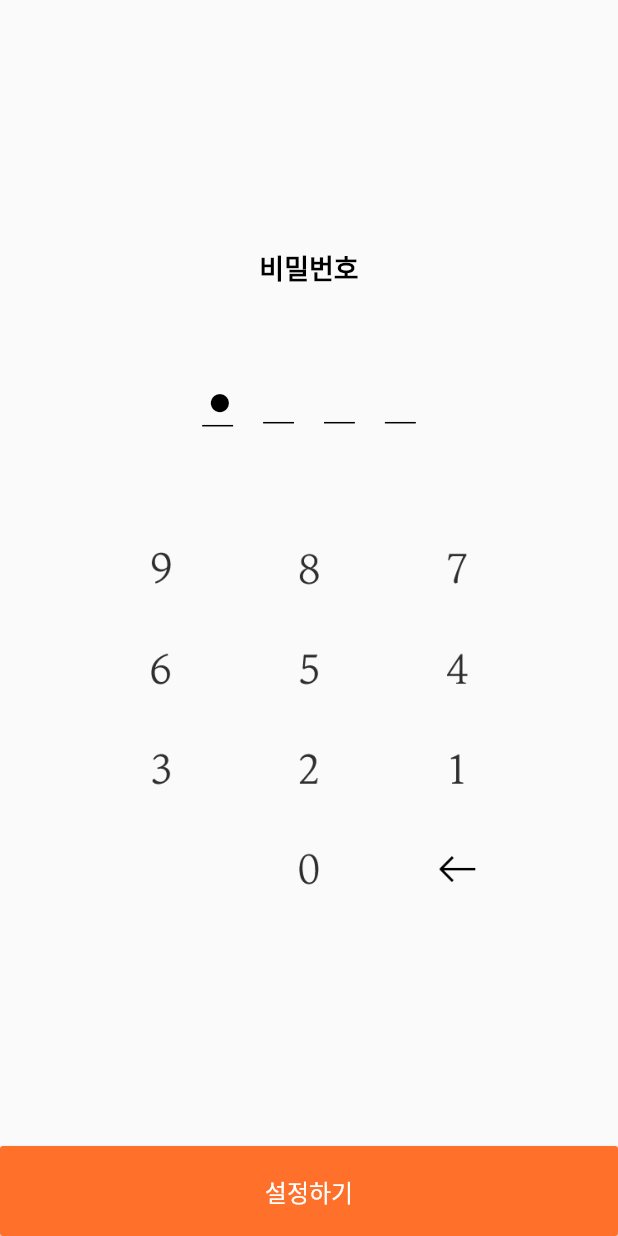
After one commit to enenekdaa/mnote_app, a Flutter app: the LockScreen screen opened by its route, on a phone screen of 412 x 824 dp. The commit adds this screen. Run offline on Flutter 3.47's test engine with Material 2 defaults, Android fonts, the phone set to English and light mode, and no system bars; our stand-ins replace fluttertoast, shared_preferences; accounts and stored records are empty; Roboto replaces fonts that are missing (MNote).

Commit message:
0807 작업 - 비밀번호 화면 작업중

```diff
--- a/lib/main.dart
+++ b/lib/main.dart
@@ -2,6 +2,7 @@ import 'package:flutter/material.dart';
 import 'package:mnote_app/page/appsetting_screen.dart';
 import 'package:mnote_app/page/daily_list_screen.dart';
 import 'package:mnote_app/page/home_screen.dart';
+import 'package:mnote_app/page/lock_screen.dart';
 import 'package:mnote_app/page/note_book_edit_screen.dart';
 import 'package:mnote_app/page/note_book_view_screen.dart';
 import 'package:mnote_app/page/note_edit_screen.dart';
@@ -24,6 +25,7 @@ import 'package:mnote_app/page/daily_view_screen.dart';
 var routes = <String, WidgetBuilder>{
   "/home": (BuildContext context) => HomeScreen(),
   "/splash": (BuildContext context) => SplashScreen(),
+  "/lock": (BuildContext context) => LockScreen(),
   "/sign_in": (BuildContext context) => SignInScreen(),
   "/sign_up": (BuildContext context) => SignUnScreen(),
   "/note_book_view": (BuildContext context) => NoteBookViewScreen(),
--- a/lib/page/appsetting_screen.dart
+++ b/lib/page/appsetting_screen.dart
@@ -20,7 +20,11 @@ class _AppSettingScreenState extends State<AppSettingScreen> {
 
   void _appsettingChanged(bool value) => setState(() => _appsetting = value);
 
-  void _secretChanged(bool value) => setState(() => _secret = value);
+  void _secretChanged(bool value) {
+    setState(() => _secret = !value);
+    _prefs.setString('secret_mode', _secret == true ? 'ON' : 'OFF');
+    Mnote.secretMode = _secret == true ? 'ON' : 'OFF';
+  }
 
   // 하루 글감 알림
   void _todayAlarmChanged(bool value) {
@@ -46,6 +50,7 @@ class _AppSettingScreenState extends State<AppSettingScreen> {
     });
     _firstWrite = Mnote.homeEditMode == 'ON';
     _todayAlarm = Mnote.todayAlarmMode == 'ON';
+    _secret = Mnote.secretMode == 'ON';
   }
 
   @override
@@ -138,8 +143,9 @@ class _AppSettingScreenState extends State<AppSettingScreen> {
                 children: <Widget>[
                   Text('잠금 설정', style: TextStyle(fontSize: 18)),
                   GestureDetector(
+                    onTap: () => _secretChanged(_secret),
                     child: Image.asset(
-                      'images/icons/00_toggle_on.png', scale: 1.8,),
+                      _secret ? 'images/icons/00_toggle_on.png' : 'images/icons/00_toggle_off.png', scale: 1.8,),
                   )
                 ],
               ),
--- /dev/null
+++ b/lib/page/lock_screen.dart
@@ -0,0 +1,215 @@
+import 'dart:async';
+
+import 'package:flutter/material.dart';
+import 'package:fluttertoast/fluttertoast.dart';
+import 'package:mnote_app/model/sign_model.dart';
+import 'package:mnote_app/service/sign_service.dart';
+import 'package:mnote_app/utils/mnote.dart';
+import 'package:shared_preferences/shared_preferences.dart';
+
+class LockScreen extends StatefulWidget {
+  @override
+  _LockScreenState createState() => _LockScreenState();
+}
+
+class _LockScreenState extends State<LockScreen> {
+  SharedPreferences _prefs;
+
+  String pass1 = ' 1';  //' ● '
+  String pass2 = ' ';
+  String pass3 = ' ';
+  String pass4 = '';
+
+  List<String> pass = ['●',' ',' ','',];
+
+  List<Padding> btnList = [];
+
+  void _initSharedPreferences() {
+    SharedPreferences.getInstance().then((prefs) {
+      _prefs = prefs;
+    });
+  }
+
+  @override
+  void initState() {
+    // TODO: implement initState
+    super.initState();
+    _initSharedPreferences();
+
+    for(var i=9 ; i > 0; i--){
+      btnList.add(
+          Padding(
+            padding: EdgeInsets.all(0),
+            child: Image.asset('images/icons/05_keypad_$i.png', scale: 1.8,),
+          )
+      );
+    }
+
+    btnList.add(
+        Padding(
+          padding: EdgeInsets.all(0),
+          child: Image.asset('images/icons/05_keypad_0.png', scale: 1.8,),
+        )
+    );
+
+    btnList.add(
+        Padding(
+          padding: EdgeInsets.all(0),
+          child: Image.asset('images/icons/05_keypad_erase.png', scale: 1.8,),
+        )
+    );
+
+  }
+
+  @override
+  void didUpdateWidget(LockScreen oldWidget) {
+    // TODO: implement didUpdateWidget
+    super.didUpdateWidget(oldWidget);
+  }
+
+  @override
+  Widget build(BuildContext context) {
+    double maxHeight = MediaQuery.of(context).size.height;
+    double maxWidth = MediaQuery.of(context).size.width;
+
+    return Scaffold(
+      body: Column(
+        mainAxisAlignment: MainAxisAlignment.spaceBetween,
+        children: <Widget>[
+          Column(
+            mainAxisAlignment: MainAxisAlignment.spaceAround,
+            children: <Widget>[
+              SizedBox(height: maxHeight / 5,),
+              Text('비밀번호', style: Mnote.textFiledLabel,),
+              SizedBox(height: maxHeight / 16,),
+              Row(
+                mainAxisAlignment: MainAxisAlignment.center,
+                children: <Widget>[
+                  Container(
+                    margin: EdgeInsets.all(10),
+                    padding: EdgeInsets.all(5),
+                    width: maxWidth / 20,
+                    decoration: BoxDecoration(
+                      border: Border(bottom: BorderSide(width: 1.0))
+                    ),
+                    child: Text(pass[0], style: Mnote.textBlack_13_5,),
+                  ),
+                  Container(
+                    margin: EdgeInsets.all(10),
+                    padding: EdgeInsets.all(5),
+                    width: maxWidth / 20,
+                    decoration: BoxDecoration(
+                        border: Border(bottom: BorderSide(width: 1.0))
+                    ),
+                    child: Text(pass[1], style: Mnote.textBlack_13_5,),
+                  ),
+                  Container(
+                    margin: EdgeInsets.all(10),
+                    padding: EdgeInsets.all(5),
+                    width: maxWidth / 20,
+                    decoration: BoxDecoration(
+                        border: Border(bottom: BorderSide(width: 1.0))
+                    ),
+                    child: Text(pass[2], style: Mnote.textBlack_13_5,),
+                  ),
+                  Container(
+                    margin: EdgeInsets.all(10),
+                    padding: EdgeInsets.all(5),
+                    width: maxWidth / 20,
+                    decoration: BoxDecoration(
+                        border: Border(bottom: BorderSide(width: 1.0))
+                    ),
+                    child: Text(pass[3], style: Mnote.textBlack_13_5,),
+                  ),
+                ],
+              ),
+              SizedBox(height: maxHeight / 16,),
+              Row(
+                mainAxisAlignment: MainAxisAlignment.center,
+                children: <Widget>[
+                  MaterialButton(
+                    onPressed: (){
+                      print(pass.indexOf(''));
+                    },
+                    child: btnList[0],
+                  ),
+                  MaterialButton(
+                    onPressed: ()=>{},
+                    child: btnList[1],
+                  ),
+                  MaterialButton(
+                    onPressed: ()=>{},
+                    child: btnList[2],
+                  ),
+                ],
+              ),
+              Row(
+                mainAxisAlignment: MainAxisAlignment.center,
+                children: <Widget>[
+                  MaterialButton(
+                    onPressed: ()=>{},
+                    child: btnList[3],
+                  ),
+                  MaterialButton(
+                    onPressed: ()=>{},
+                    child: btnList[4],
+                  ),
+                  MaterialButton(
+                    onPressed: ()=>{},
+                    child: btnList[5],
+                  ),
+                ],
+              ),
+              Row(
+                mainAxisAlignment: MainAxisAlignment.center,
+                children: <Widget>[
+                  MaterialButton(
+                    onPressed: ()=>{},
+                    child: btnList[6],
+                  ),
+                  MaterialButton(
+                    onPressed: ()=>{},
+                    child: btnList[7],
+                  ),
+                  MaterialButton(
+                    onPressed: ()=>{},
+                    child: btnList[8],
+                  ),
+                ],
+              ),
+              Row(
+                mainAxisAlignment: MainAxisAlignment.center,
+                children: <Widget>[
+                  Opacity(
+                    opacity: 0.0,
+                    child: MaterialButton(
+                    onPressed: ()=>{},
+                      child: btnList[9],
+                    ),
+                  ),
+                  MaterialButton(
+                    onPressed: ()=>{},
+                    child: btnList[9],
+                  ),
+                  MaterialButton(
+                    onPressed: ()=>{},
+                    child: btnList[10],
+                  ),
+                ],
+              ),
+            ],
+          ),
+          MaterialButton(
+            onPressed: () => {
+              Navigator.popAndPushNamed(context, '/home')
+            },
+            color: Mnote.orange,
+            minWidth: MediaQuery.of(context).size.width,
+            height: 60,
+            child: Text('설정하기', style: Mnote.screenBottomBtnWText,),
+          )
+        ],
+      )
+    );
+  }
+}
--- a/lib/page/splash_screen.dart
+++ b/lib/page/splash_screen.dart
@@ -24,7 +24,14 @@ class _SplashScreenState extends State<SplashScreen> {
       Mnote.accessToken = signModel.accessToken;
       Mnote.refreshToken = signModel.refreshToken;
       Mnote.myEmail = email;
-      Navigator.pushReplacementNamed(context, '/home');
+
+      if (Mnote.secretMode == 'ON'){
+        Navigator.pushReplacementNamed(context, '/lock');
+      }else{
+        Navigator.pushReplacementNamed(context, '/home');
+      }
+
+
     } else {
       _prefs.setString('auto_login', 'false');
       Navigator.pushReplacementNamed(context, '/sign_in');
@@ -48,6 +55,12 @@ class _SplashScreenState extends State<SplashScreen> {
         Mnote.todayAlarmMode = _prefs.get('today_alarm_mode');
       }else{
         _prefs.setString('today_alarm_mode', 'OFF');
+      }
+      // 잠금 모드 설정
+      if(_prefs.getKeys().contains('secret_mode')){
+        Mnote.secretMode = _prefs.get('secret_mode');
+      }else{
+        _prefs.setString('_secret_mode', 'OFF');
       }
 
       if (_prefs.getKeys().contains('auto_login')) {
--- a/lib/utils/mnote.dart
+++ b/lib/utils/mnote.dart
@@ -11,6 +11,7 @@ class Mnote {
   // setting
   static String homeEditMode = 'ON'; // ON / OFF
   static String todayAlarmMode = 'OFF'; // ON / OFF
+  static String secretMode = 'OFF'; // ON / OFF
 
   // 앱바 오른쪽 완료 버튼
   static TextStyle appBarRightOkBtnText =
@@ -48,6 +49,7 @@ class Mnote {
 
   // 13.5 font
   static TextStyle textBlack_13_5 = TextStyle(fontSize: 13.5, color: Colors.black);
+  static TextStyle textBlackUnder_13_5 = TextStyle(fontSize: 13.5, color: Colors.black, decoration: TextDecoration.underline);
   static TextStyle textHint_13_5 = TextStyle(fontSize: 13.5, color: gray153);
 
   // 16 font
--- a/lib/utils/my_navigator.dart
+++ b/lib/utils/my_navigator.dart
@@ -3,6 +3,10 @@ import 'package:flutter/material.dart';
 class MyNavigator {
   static void goToSplash(BuildContext context) {
     Navigator.pushNamed(context, "/splash");
+  }
+
+  static void goToLock(BuildContext context) {
+    Navigator.pushNamed(context, "/lock");
   }
 
   static void goToSignIn(BuildContext context) {
```
